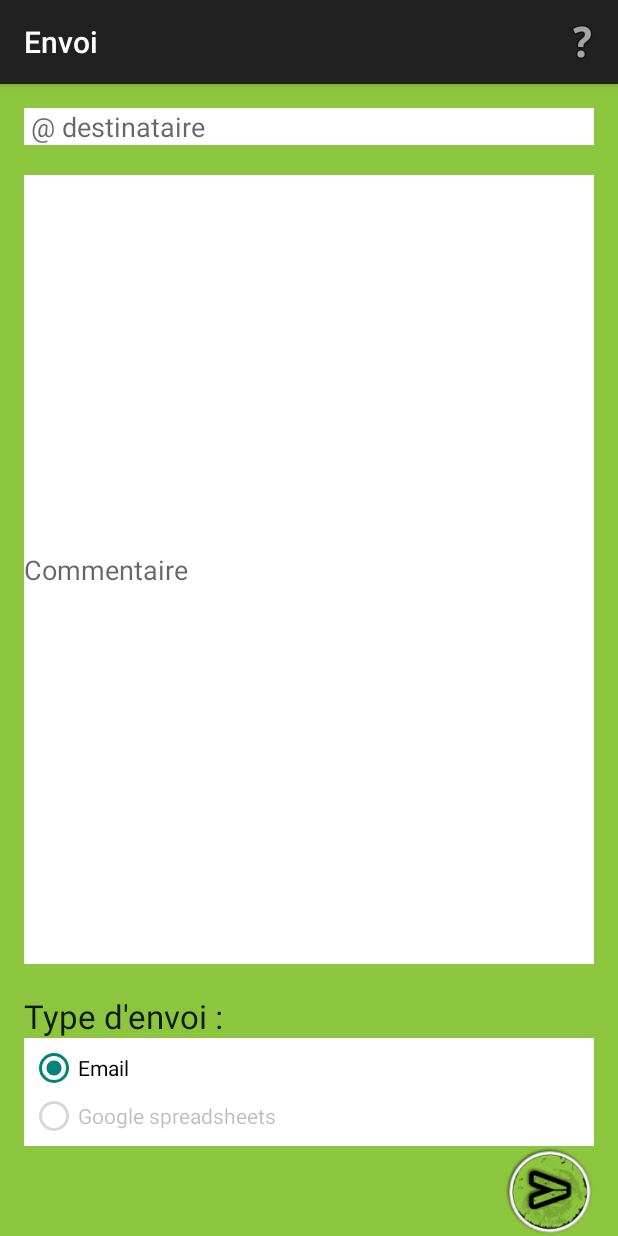
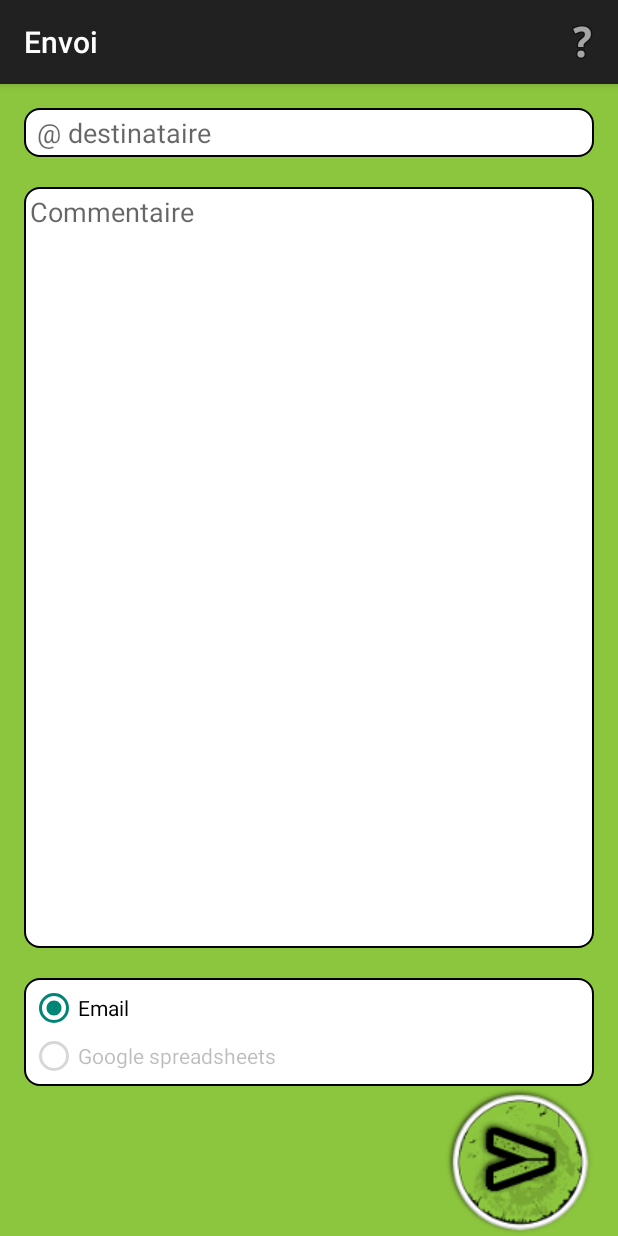
Before and after one commit to fabien-fac/ProjetAndroid, an Android app: the SendActivity screen opened directly, with no data from a screen before it, on a phone screen of 412 x 824 dp. Run offline under Robolectric (Android 15) with nearby library versions, the phone set to English and light mode, and no system bars; 1 statement that could not run was skipped.

Commit message:
customisation send activity

```diff
--- /dev/null
+++ b/src/main/res/drawable/custom_edit_text.xml
@@ -0,0 +1,16 @@
+<?xml version="1.0" encoding="utf-8" ?>
+
+<shape xmlns:android="http://schemas.android.com/apk/res/android"
+    android:layout_height="wrap_content"
+    android:layout_width="wrap_content"
+    android:thickness="0dp"
+
+    android:shape="rectangle">
+
+    <stroke android:width="1dp"
+        android:color="#000000"/>
+    <solid android:color="#ffffff"/>
+
+    <corners android:radius="10dp" />
+
+</shape>
--- a/src/main/res/layout/activity_send.xml
+++ b/src/main/res/layout/activity_send.xml
@@ -14,13 +14,14 @@
         android:inputType="textEmailAddress"
         android:id="@+id/et_email"
         android:ems="10"
+        android:padding="4dp"
         android:layout_alignParentTop="true"
         android:layout_alignParentLeft="true"
         android:layout_alignParentStart="true"
         android:layout_alignParentRight="true"
         android:layout_alignParentEnd="true"
         android:hint=" @ destinataire"
-        android:background="#ffffff"/>
+        android:background="@drawable/custom_edit_text"/>
 
     <EditText
         android:layout_width="wrap_content"
@@ -32,17 +33,19 @@
         android:layout_alignParentRight="true"
         android:layout_alignParentEnd="true"
         android:layout_marginTop="20dp"
+        android:layout_marginBottom="20dp"
         android:layout_alignParentLeft="true"
         android:layout_alignParentStart="true"
+        android:padding="4dp"
         android:lines="5"
+        android:gravity="top"
         android:hint="Commentaire"
-        android:layout_above="@+id/textView2"
-        android:layout_marginBottom="20dp"
-        android:background="#ffffff"/>
+        android:background="@drawable/custom_edit_text"
+        android:layout_above="@+id/radioTypeEnvoie" />
 
     <ImageButton
-        android:layout_width="60dp"
-        android:layout_height="60dp"
+        android:layout_width="100dp"
+        android:layout_height="100dp"
         android:id="@+id/imageButton2"
         android:layout_alignParentBottom="true"
         android:layout_alignParentRight="true"
@@ -60,7 +63,7 @@
         android:layout_above="@+id/imageButton2"
         android:layout_alignParentLeft="true"
         android:layout_alignParentStart="true"
-        android:background="#ffffff"
+        android:background="@drawable/custom_edit_text"
         android:padding="4dp">
 
         <RadioButton
@@ -85,14 +88,4 @@
 
     </RadioGroup>
 
-    <TextView
-        android:layout_width="wrap_content"
-        android:layout_height="wrap_content"
-        android:textAppearance="?android:attr/textAppearanceLarge"
-        android:text="Type d&apos;envoi :"
-        android:id="@+id/textView2"
-        android:layout_above="@+id/radioTypeEnvoie"
-        android:layout_alignParentLeft="true"
-        android:layout_alignParentStart="true" />
-
 </RelativeLayout>
```
